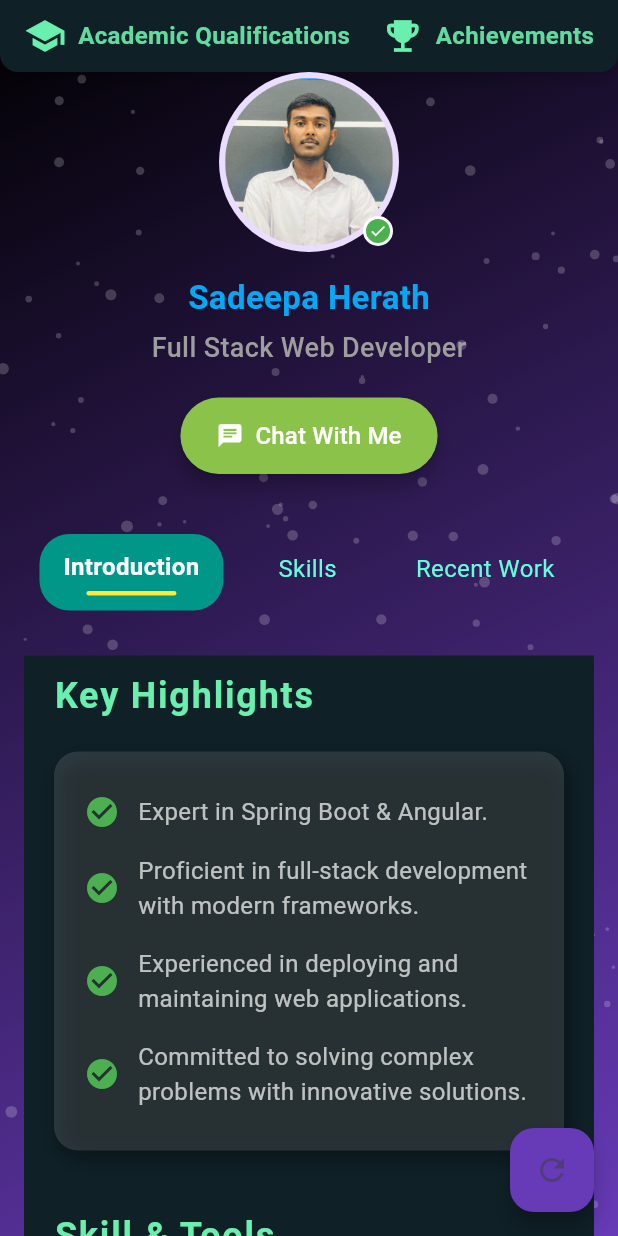
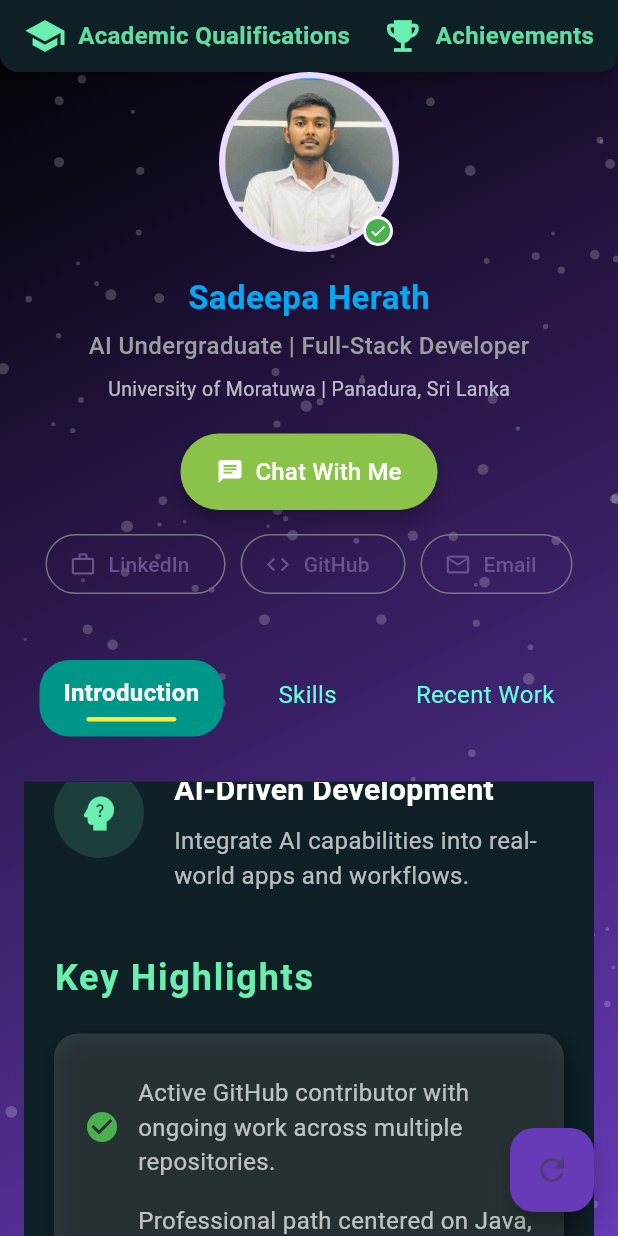
Before and after one commit to SadeepaNHerath/Portfolio-Flutter, a Flutter app: the PortfolioDetailPage screen opened directly, scrolled down 576 dp, after a tap on "Chat With Me", on a phone screen of 412 x 824 dp. Run offline on Flutter 3.47's test engine with Material 3 defaults, Android fonts, the phone set to English and light mode, and no system bars.

Commit message:
Refactor portfolio details and enhance profile sections with updated qualifications, skills, and project links

```diff
--- a/lib/pages/portfolio_detail_page.dart
+++ b/lib/pages/portfolio_detail_page.dart
@@ -211,25 +211,22 @@ class PortfolioDetailPageState extends State<PortfolioDetailPage>
                       """,
                     ),
                     _buildQualificationItem(
-                      "ICD Program",
+                      "Professional Certificate",
                       "ICET Panadura",
                       "2024",
                       """
-                      Full-stack development
-                      React framework
-                      Node.js
-                      MySQL databases
-                      Java programming
-                      Web development
-                      Back-end development
+                      Comprehensive full-stack development training
+                      Java and web engineering fundamentals
+                      Backend and database-focused implementation
                       """,
                     ),
                     _buildQualificationItem(
-                      "Bsc(hons) Artificial Intelligence",
+                      "BSc (Hons) in Artificial Intelligence",
                       "University of Moratuwa",
-                      "2025",
+                      "2025 - Present",
                       """
-                      Waiting for the intake
+                      AI undergraduate pathway focused on intelligent systems,
+                      practical software engineering, and modern AI tooling.
                       """,
                     ),
                   ],
@@ -318,7 +315,7 @@ class PortfolioDetailPageState extends State<PortfolioDetailPage>
                   Icon(Icons.emoji_events, size: 40, color: Colors.limeAccent),
                   SizedBox(width: 16),
                   Text(
-                    "Achievements &\nCertifications",
+                    "Achievements &\nCommunity",
                     style: TextStyle(
                       fontSize: 24,
                       color: Colors.limeAccent,
@@ -336,8 +333,12 @@ class PortfolioDetailPageState extends State<PortfolioDetailPage>
                   _buildAchievementItem("Full-Stack Developer Certification",
                       "Issued by ICET - March 2025"),
                   _buildAchievementItem(
-                    "Best UI Design",
-                    "My team won prize for Best UI Design at Industry Minds Pre-Launch 2024",
+                    "GitHub Profile Achievements",
+                    "Public Sponsor, Galaxy Brain, Pull Shark x2, Starstruck, Pair Extraordinaire, YOLO, and Quickdraw.",
+                  ),
+                  _buildAchievementItem(
+                    "Open Source Activity",
+                    "Active contributions across personal and collaborative repositories with consistent commit history.",
                   ),
                 ],
               ),
--- a/lib/widgets/about_me_section.dart
+++ b/lib/widgets/about_me_section.dart
@@ -17,55 +17,56 @@ class AboutMeSection extends StatelessWidget {
             _buildSectionTitle("Introduction"),
             const SizedBox(height: 20),
             _buildAnimatedCard(
-              "Hello! I am Sadeepa Herath, a passionate Fullstack Developer.",
+              "Hello! I am Sadeepa Herath, an AI undergraduate and full-stack developer focused on building practical, intelligent software.",
             ),
             const SizedBox(height: 40),
             _buildSectionTitle("What I Do"),
             const SizedBox(height: 20),
             _buildSpecializationRow(
               Icons.code,
-              "Fullstack Developer",
-              "Building full-stack applications.",
+              "Full-Stack Engineering",
+              "Build responsive frontend experiences and scalable backend systems.",
             ),
             const SizedBox(height: 20),
             _buildSpecializationRow(
-              Icons.design_services,
-              "Web Development",
-              "Designing visually appealing and innovative interfaces.",
+              Icons.psychology_alt,
+              "AI-Driven Development",
+              "Integrate AI capabilities into real-world apps and workflows.",
             ),
             const SizedBox(height: 40),
             _buildSectionTitle("Key Highlights"),
             const SizedBox(height: 20),
             _buildHighlightCard([
-              "Expert in Spring Boot & Angular.",
-              "Proficient in full-stack development with modern frameworks.",
-              "Experienced in deploying and maintaining web applications.",
-              "Committed to solving complex problems with innovative solutions.",
+              "Active GitHub contributor with ongoing work across multiple repositories.",
+              "Professional path centered on Java, JavaScript, Spring Boot, React, and modern web tooling.",
+              "Strong focus on maintainable engineering and clean user experience.",
+              "Open to collaborations in AI-driven software development.",
             ]),
             const SizedBox(height: 40),
             _buildSectionTitle("Skill & Tools"),
             const SizedBox(height: 20),
             _buildSkillChips([
+              "Java",
+              "JavaScript",
+              "TypeScript",
+              "Spring Boot",
+              "React",
+              "Angular",
+              "Node.js",
               "Flutter",
               "Dart",
-              "Java",
-              "JavaScript",
-              "React Native",
-              "Node.js",
-              "Electron.js",
+              "Python",
               "MySQL",
-              "Maven",
-              "Spring Boot",
-              "UI-UX Design",
+              "Git",
+              "Postman",
+              "Figma",
               "REST APIs",
-              "GIT",
-              "Figma",
             ]),
             const SizedBox(height: 40),
-            _buildSectionTitle("What People Say"),
+            _buildSectionTitle("Current Focus"),
             const SizedBox(height: 20),
             _buildTestimonialCard(
-              "Sadeepa is an incredibly talented developer. His attention to detail and commitment to excellence make him a pleasure to work with!",
+              "Currently exploring deep learning architectures, natural language processing, cloud-native development, and progressive web applications.",
             ),
           ],
         ),
--- a/lib/widgets/profile_info_section.dart
+++ b/lib/widgets/profile_info_section.dart
@@ -3,6 +3,12 @@ import 'package:url_launcher/url_launcher.dart';
 
 class ProfileInfoSection extends StatelessWidget {
   const ProfileInfoSection({super.key});
+
+  static final Uri _whatsappUri = Uri.parse('https://wa.me/qr/YFCMEVAQBMQTA1');
+  static final Uri _linkedinUri =
+      Uri.parse('https://www.linkedin.com/in/sadeepanherath/');
+  static final Uri _githubUri = Uri.parse('https://github.com/SadeepaNHerath');
+  static final Uri _emailUri = Uri.parse('mailto:sadeepahearth@gmail.com');
 
   @override
   Widget build(BuildContext context) {
@@ -47,11 +53,19 @@ class ProfileInfoSection extends StatelessWidget {
           const SizedBox(height: 5),
 
           const Text(
-            'Full Stack Web Developer',
+            'AI Undergraduate | Full-Stack Developer',
             style: TextStyle(
-              fontSize: 18,
+              fontSize: 16,
               fontWeight: FontWeight.w500,
               color: Colors.grey,
+            ),
+          ),
+          const SizedBox(height: 8),
+          const Text(
+            'University of Moratuwa | Panadura, Sri Lanka',
+            style: TextStyle(
+              fontSize: 13,
+              color: Colors.white70,
             ),
           ),
           const SizedBox(height: 20),
@@ -60,7 +74,7 @@ class ProfileInfoSection extends StatelessWidget {
             mainAxisAlignment: MainAxisAlignment.center,
             children: [
               ElevatedButton.icon(
-                onPressed: _launchWhatsapp,
+                onPressed: () => _launchExternal(_whatsappUri),
                 style: ElevatedButton.styleFrom(
                   backgroundColor: Colors.lightGreen,
                   padding: const EdgeInsets.symmetric(horizontal: 24, vertical: 14),
@@ -80,17 +94,37 @@ class ProfileInfoSection extends StatelessWidget {
               ),
             ],
           ),
+          const SizedBox(height: 12),
+          Wrap(
+            spacing: 10,
+            runSpacing: 10,
+            alignment: WrapAlignment.center,
+            children: [
+              OutlinedButton.icon(
+                onPressed: () => _launchExternal(_linkedinUri),
+                icon: const Icon(Icons.work_outline),
+                label: const Text('LinkedIn'),
+              ),
+              OutlinedButton.icon(
+                onPressed: () => _launchExternal(_githubUri),
+                icon: const Icon(Icons.code),
+                label: const Text('GitHub'),
+              ),
+              OutlinedButton.icon(
+                onPressed: () => _launchExternal(_emailUri),
+                icon: const Icon(Icons.email_outlined),
+                label: const Text('Email'),
+              ),
+            ],
+          ),
         ],
       ),
     );
   }
 
-  static void _launchWhatsapp() async {
-    final whatsappUrl = Uri.parse(
-        'https://wa.me/qr/YFCMEVAQBMQTA1');
-
-    if (await canLaunchUrl(whatsappUrl)) {
-      await launchUrl(whatsappUrl, mode: LaunchMode.externalApplication);
+  static Future<void> _launchExternal(Uri uri) async {
+    if (await canLaunchUrl(uri)) {
+      await launchUrl(uri, mode: LaunchMode.externalApplication);
     }
   }
 }
--- a/lib/widgets/recent_work_section.dart
+++ b/lib/widgets/recent_work_section.dart
@@ -1,24 +1,29 @@
 import 'package:flutter/material.dart';
+import 'package:url_launcher/url_launcher.dart';
 
 class RecentWorkSection extends StatelessWidget {
   RecentWorkSection({super.key});
 
   final List<Map<String, String>> projectDetails = [
     {
-      'title': 'Task Master',
-      'description': 'To-Do app built using Electron.js! Get reminders so you never miss a thing.',
+      'title': 'Tic-Tac-Toe',
+      'description': 'A responsive game with player-vs-player and player-vs-computer modes using JavaScript, HTML, CSS, and Bootstrap.',
+      'url': 'https://github.com/SadeepaNHerath/Tic-Tac-Toe',
     },
     {
-      'title': 'Book Management System',
-      'description': 'A cli project to help manage and organize books in a library.',
+      'title': 'MetaScribe',
+      'description': 'An AI-oriented project focused on productivity and content workflows, built with practical full-stack patterns.',
+      'url': 'https://github.com/SadeepaNHerath/MetaScribe',
     },
     {
-      'title': 'Aero Cast',
-      'description': 'A web application for check weather forecast details.',
+      'title': 'Mazex Website',
+      'description': 'Continuous UI and feature improvements delivered through pull requests, form enhancements, and admin-focused updates.',
+      'url': 'https://github.com/SadeepaNHerath/mazex-website',
     },
     {
-      'title': 'WeCare Health Management System',
-      'description': 'This is a project focused on managing and tracking health information for individuals.',
+      'title': 'Open_Books',
+      'description': 'A repository focused on book-related tooling and iterative improvements through regular commits.',
+      'url': 'https://github.com/SadeepaNHerath/Open_Books',
     },
   ];
 
@@ -26,7 +31,7 @@ class RecentWorkSection extends StatelessWidget {
   Widget build(BuildContext context) {
     return ListView.builder(
       padding: const EdgeInsets.symmetric(vertical: 8.0, horizontal: 8.0),
-      itemCount: 6,
+      itemCount: projectDetails.length,
       itemBuilder: (context, index) {
         return GestureDetector(
           onTap: () => _showProjectDetails(context, index),
@@ -83,9 +88,20 @@ class RecentWorkSection extends StatelessWidget {
                 style: const TextStyle(fontSize: 14, color: Colors.black54),
               ),
               const SizedBox(height: 16),
-              ElevatedButton(
-                onPressed: () => Navigator.of(context).pop(),
-                child: const Text("Close"),
+              Row(
+                mainAxisAlignment: MainAxisAlignment.center,
+                children: [
+                  ElevatedButton.icon(
+                    onPressed: () => _openProjectLink(projectDetails[index]['url']!),
+                    icon: const Icon(Icons.open_in_new),
+                    label: const Text('Open Repo'),
+                  ),
+                  const SizedBox(width: 12),
+                  ElevatedButton(
+                    onPressed: () => Navigator.of(context).pop(),
+                    child: const Text("Close"),
+                  ),
+                ],
               ),
             ],
           ),
@@ -93,4 +109,11 @@ class RecentWorkSection extends StatelessWidget {
       ),
     );
   }
+
+  Future<void> _openProjectLink(String url) async {
+    final Uri uri = Uri.parse(url);
+    if (await canLaunchUrl(uri)) {
+      await launchUrl(uri, mode: LaunchMode.externalApplication);
+    }
+  }
 }
--- a/lib/widgets/skills_section.dart
+++ b/lib/widgets/skills_section.dart
@@ -39,17 +39,17 @@ class SkillsSection extends StatelessWidget {
             ),
             const SizedBox(height: 20),
             // Skill items
-            _buildSkillItem('Flutter Development', 0.5, 0),
-            _buildSkillItem('Dart Programming', 0.7, 1),
-            _buildSkillItem('Electron.js', 0.4, 2),
-            _buildSkillItem('REST API Integration', 0.9, 3),
-            _buildSkillItem('Database Management (MySQL)', 0.8, 4),
-            _buildSkillItem('JavaFX', 0.8, 5),
-            _buildSkillItem('Java', 0.95, 6),
-            _buildSkillItem('Responsive Design', 0.7, 7),
-            _buildSkillItem('Backend Development (Spring Boot)', 0.8, 8),
-            _buildSkillItem('Web Development (HTML, CSS, JS)', 0.9, 9),
-            _buildSkillItem('Single Page Application (Angular)', 0.7, 10),
+            _buildSkillItem('Java', 0.92, 0),
+            _buildSkillItem('Spring Boot', 0.88, 1),
+            _buildSkillItem('JavaScript & TypeScript', 0.9, 2),
+            _buildSkillItem('React & Angular', 0.84, 3),
+            _buildSkillItem('Node.js', 0.82, 4),
+            _buildSkillItem('REST API Integration', 0.9, 5),
+            _buildSkillItem('MySQL', 0.84, 6),
+            _buildSkillItem('Flutter & Dart', 0.72, 7),
+            _buildSkillItem('AI/ML Foundations', 0.7, 8),
+            _buildSkillItem('Responsive UI Development', 0.86, 9),
+            _buildSkillItem('Git & Collaboration Workflows', 0.9, 10),
           ],
         ),
       ),
```
